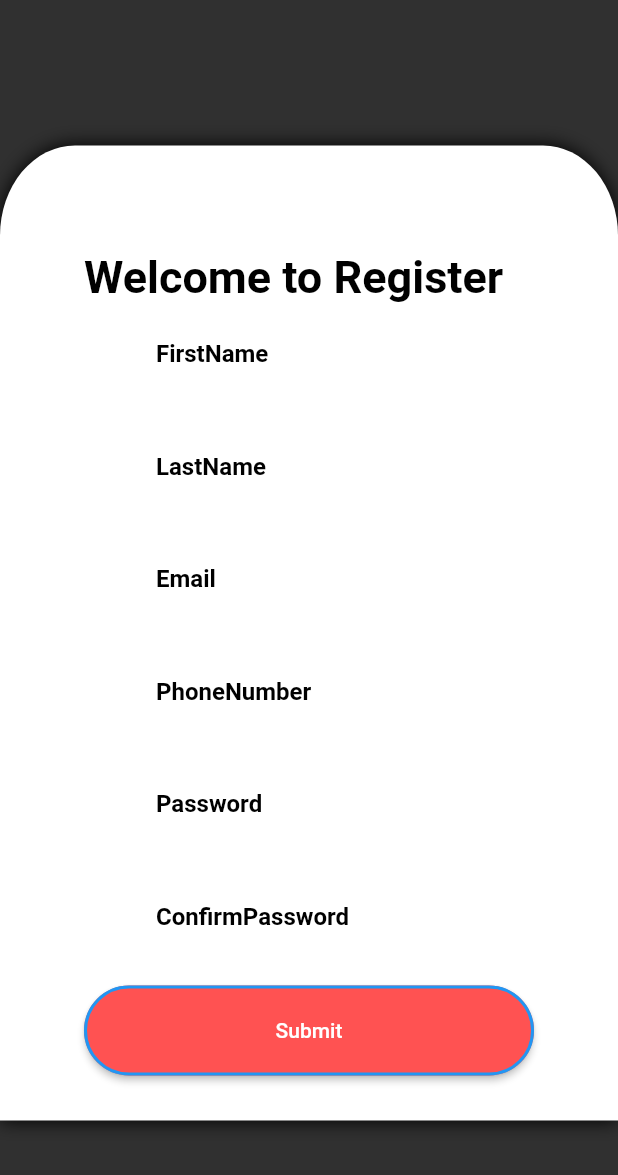
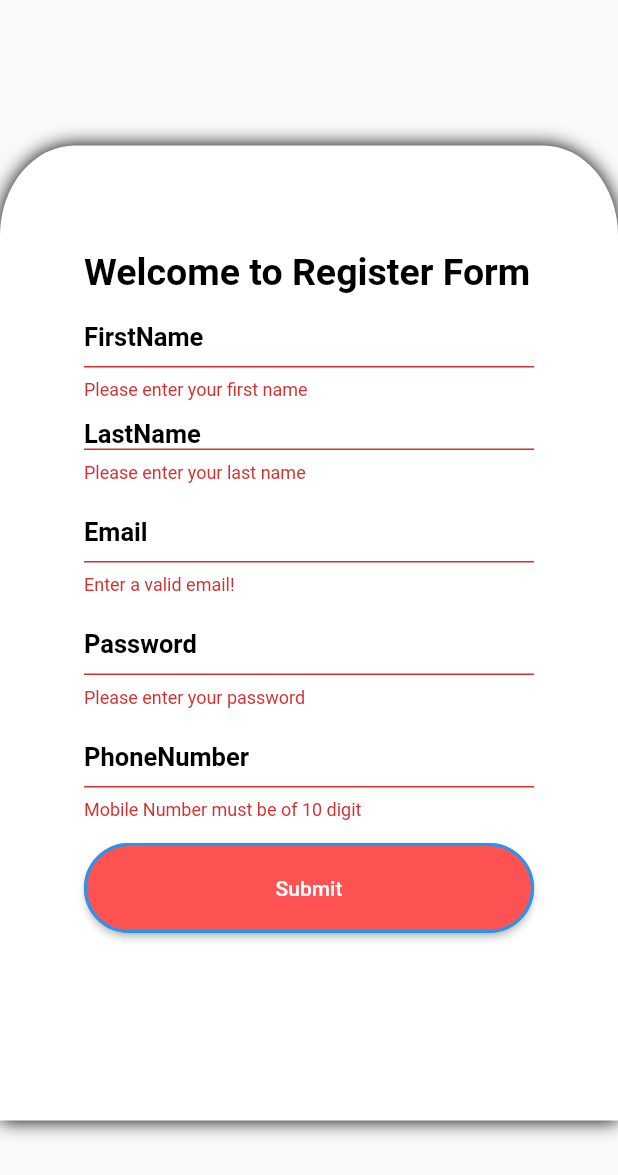
Before and after one commit to sinchanamk/register-login, a Flutter app: the screen it shows after launch, after a tap on "Submit", on a phone screen of 412 x 824 dp. Shown: the top 1175 px of the screen. Run offline on Flutter 3.47's test engine with Material 2 defaults, Android fonts, the phone set to English and light mode, and no system bars.

Commit message:
first commit

```diff
--- a/lib/main.dart
+++ b/lib/main.dart
@@ -1,4 +1,6 @@
+import 'dart:convert';
 import 'package:flutter/material.dart';
+
 // ignore: slash_for_doc_comments
 /**
 *@param - username,email,mobile,password,confirmPassword
@@ -10,28 +12,31 @@ import 'package:flutter/material.dart';
 */
 void main() {
   runApp(MaterialApp(
-    home: regWidget(),
-    theme:ThemeData(brightness: Brightness.dark),
+    home: RegWidget(),
+
   ));
 }
 
-class regWidget extends StatefulWidget
+class RegWidget extends StatefulWidget
 {
   static const String id='register_screen';
   @override
- _regFormWidgetState createState()=>_regFormWidgetState();
+ _RegFormWidgetState createState()=>_RegFormWidgetState();
 
 }
 // ignore: camel_case_types
- class _regFormWidgetState extends State<regWidget>
+ class _RegFormWidgetState extends State<RegWidget>
  {
 
-   TextEditingController firstnamecont =  TextEditingController();
-  TextEditingController lastnamecont = TextEditingController();
-  TextEditingController emailcont=  TextEditingController();
-  TextEditingController mobilecont =  TextEditingController();
-  TextEditingController passwordcont =  TextEditingController();
-  TextEditingController conpasswordcont=  TextEditingController();
+   TextEditingController firstnamecont = new TextEditingController();
+  TextEditingController lastnamecont = new TextEditingController();
+  TextEditingController emailcont= new TextEditingController();
+  TextEditingController mobilecont = new TextEditingController();
+  TextEditingController passwordcont = new TextEditingController();
+  TextEditingController conpasswordcont= new TextEditingController();
+
+final GlobalKey<FormState> form=GlobalKey<FormState>();
+
 
 @override
     Widget build(BuildContext context) {
@@ -42,60 +47,115 @@ class regWidget extends StatefulWidget
       body: Center(
         child: SingleChildScrollView(
               child: Form(
-              // key:_formKey,
-                  child: Column(mainAxisAlignment: MainAxisAlignment.center,
-
+              key:form,
+              child: Column(mainAxisAlignment:
+              MainAxisAlignment.center,
               children: [
-                // ignore: prefer_const_constructors
               SizedBox(height: 20.0),
               Container(
               height: 650,
               width: 500,
               decoration: BoxDecoration(
               color: Colors.white,
-                      borderRadius: BorderRadius.vertical(top: Radius.elliptical(50, 60)),
+              borderRadius:
+              BorderRadius.vertical(top: Radius.elliptical(50, 60)),
               boxShadow: [BoxShadow(blurRadius: 10.0)]),
-                  child: Column(
-                    children: [
-                      SizedBox( height: 70.0,),
+              child: Column( children: [
+                  SizedBox(
+                  height: 70.0,
+                    ),
                       Container(
                         height: 40.0,
                         width: 300.0,
                         child: Text(
-                          'Welcome to Register',
+                          'Welcome to Register Form',
                           style: TextStyle(
                               color: Colors.black,
-                          fontSize: 30.0,
+                              fontSize: 25.0,
                               fontWeight: FontWeight.bold),
                         ),
                       ),
 
               Padding(
                 padding:const EdgeInsets.only(bottom:15,left: 10,right: 10),
-                child:Container(height: 60.0,
-                width: 300.0,
+                child:Container(height: 60.0,width: 300.0,
 
                 child: TextFormField(
                   style: TextStyle(color: Colors.black),
                  keyboardType: TextInputType.text,
-              decoration: InputDecoration(labelText: "FirstName",hintStyle: TextStyle(fontSize: 14.0),
-              labelStyle:TextStyle(color:Colors.black,fontWeight:FontWeight.bold),
-              prefixIcon: Icon(Icons.person) ),
-              controller:firstnamecont,
+                  decoration: InputDecoration(labelText: "FirstName",labelStyle:TextStyle(color: Colors.black,
+                  fontSize: 17.0, fontWeight: FontWeight.bold),
+                  ),
+                  onFieldSubmitted: (value) {},
+                    validator:( value)
+                    {
+                      if(value!.isEmpty)
+                      {
+                        return 'Please enter your first name';
+                      }
+                      return null;
+                    },
                      ),),),
                 Padding(
                 padding:const EdgeInsets.only(bottom:15,left: 10,right: 10),
-               child:Container(height: 60.0,
-                width: 300.0,
+               child:Container(height: 40.0,width: 300.0,
                 child: TextFormField(
                 style: TextStyle(color: Colors.black),
                 keyboardType: TextInputType.text,
-                decoration: InputDecoration(labelText: "LastName",hintStyle: TextStyle(fontSize: 14.0),
-                labelStyle:TextStyle(color:Colors.black,fontWeight:FontWeight.bold),
-                prefixIcon: Icon(Icons.person) ),
+                decoration: InputDecoration(labelText: "LastName",labelStyle:TextStyle(color: Colors.black,
+                fontSize: 17.0, fontWeight: FontWeight.bold),
+                  ),
+              onFieldSubmitted: (value) {},
                 controller:lastnamecont,
+                  validator:( value)
+                  {
+                    if(value!.isEmpty)
+                    {
+                      return 'Please enter your last name';
+                    }
+                    return null;
+                  },
                  ),),),
 
+              Padding(
+                padding:const EdgeInsets.only(bottom:15,left: 10,right: 10),
+                child:Container(height: 60.0,width: 300.0,
+                child: TextFormField(
+                style: TextStyle(color: Colors.black),
+                keyboardType: TextInputType.emailAddress,
+                decoration: InputDecoration(labelText: "Email",labelStyle:TextStyle(color: Colors.black,
+                fontSize: 17.0, fontWeight: FontWeight.bold),),
+                  onFieldSubmitted: (value) {},controller:emailcont,
+                validator:( value)
+                {
+               if (value!.isEmpty ||
+                !RegExp(r"^[a-zA-Z0-9.a-zA-Z0-9.!#$%&'*+-/=?^_`{|}~]+@[a-zA-Z0-9]+\.[a-zA-Z]+")
+                  .hasMatch(value)) {
+                return 'Enter a valid email!';
+                  }
+                  return null;
+                },
+               ),),),
+
+       Padding(
+                padding:const EdgeInsets.only(bottom:15,left: 10,right: 10),
+                 child:Container(height: 60.0, width: 300.0,
+                  child: TextFormField(
+                    style: TextStyle(color: Colors.black),
+                    keyboardType: TextInputType.visiblePassword,
+                  decoration: InputDecoration(labelText: "Password",labelStyle:TextStyle(color: Colors.black,
+                  fontSize: 17.0, fontWeight: FontWeight.bold),
+                  ),
+                        onFieldSubmitted: (value) {},obscureText: true,
+                validator:( value)
+                  {
+                    if(value!.isEmpty)
+                    {
+                      return 'Please enter your password';
+                    }
+                    return null;
+                  },
+                   ),),),
 
         Padding(padding:const EdgeInsets.only(bottom:15,left: 10,right: 10),
         child: Container(
@@ -103,66 +163,51 @@ class regWidget extends StatefulWidget
                   width: 300.0,
                   child: TextFormField(
                     style: TextStyle(color: Colors.black),
-                     keyboardType: TextInputType.text,
-                  decoration: InputDecoration(labelText: "Email",hintStyle: TextStyle(fontSize: 14.0),
-                  labelStyle:TextStyle(color:Colors.black,fontWeight:FontWeight.bold),
-                prefixIcon: Icon(Icons.email_outlined)),
-                controller:emailcont,
-                    ),),
+                    decoration: InputDecoration(labelText: "PhoneNumber",labelStyle:TextStyle(color: Colors.black,
+                    fontSize: 17.0, fontWeight: FontWeight.bold),
                    ),
-  Padding(padding:const EdgeInsets.only(bottom:15,left: 10,right: 10),
-  child: Container(
-                  height: 60.0,
-                  width: 300.0,
-                  child: TextFormField(
-                 style: TextStyle(color: Colors.black),
-                  decoration: InputDecoration(labelText: "PhoneNumber",hintStyle: TextStyle(fontSize: 14.0),
-                  labelStyle:TextStyle(color:Colors.black,fontWeight:FontWeight.bold),
-                  prefixIcon: Icon(Icons.phone_android_outlined)),
-                  controller: mobilecont,
-                                  ),),),
-              Padding(padding:const EdgeInsets.only(bottom:15,left: 10,right: 10),
-              child: Container(
-                  height: 60.0,
-                  width: 300.0,
-                  child: TextFormField(obscureText: true,
-              style: TextStyle(color: Colors.black),
-              decoration: InputDecoration(labelText: "Password", hintStyle: TextStyle(fontSize: 14.0),
-              labelStyle:TextStyle(color:Colors.black,fontWeight:FontWeight.bold,),
-                prefixIcon: Icon(Icons.lock)),
-              controller: passwordcont,
-                ),),),
-            Padding(padding:const EdgeInsets.only(bottom:15,left: 10,right: 10),
-                  child: Container(
-                  height: 60.0,
-                  width: 300.0,
-                    child: TextFormField(obscureText: true,
-                    style: TextStyle(color: Colors.black),
-                     decoration: InputDecoration(labelText: "ConfirmPassword",
-                    hintStyle: TextStyle(fontSize: 14.0),
-                    labelStyle:TextStyle(color:Colors.black,fontWeight:FontWeight.bold),
-                    prefixIcon: Icon(Icons.lock)),
-                    controller: conpasswordcont,
+                    onFieldSubmitted: (value) {},
+                    validator:( value)
+                      {
+                        if (value!.length != 10)
+                        return 'Mobile Number must be of 10 digit';
+                        else
+                        return null;
+                      }
+
                        ),),),
 
                    SizedBox(
                   width: 300,
                   height: 60,
+                  // ignore: deprecated_member_use
                   child: RaisedButton(
                     color: Colors.redAccent,
-                    onPressed: (){},
-
+                    onPressed: (){
+                        if(form.currentState!.validate())
+                      {
+                        print("successful");
+                        return;
+                      }else{
+                        print("UnSuccessfull");
+                      }
+                    },
                     shape: RoundedRectangleBorder(
                         borderRadius: BorderRadius.circular(50.0),
                         side: BorderSide(color: Colors.blue,width: 2)
-                    ),textColor:Colors.white,child: Text("Submit")
-
-                  ),),
-
+                    ),
+                     textColor:Colors.white,child: Text("Submit"),
+                        ),
+                        ),
                         ],
                        ),
-        ),],
                        ),
-    ),),),),);
+                       ],
+                       ),
+                       ),
+                       ),
+                       ),
+                       ),
+                       );
                         }
                         }
```
Also changed, not shown: 1 other file. Lines whose indentation alone changed are shown as unchanged.
